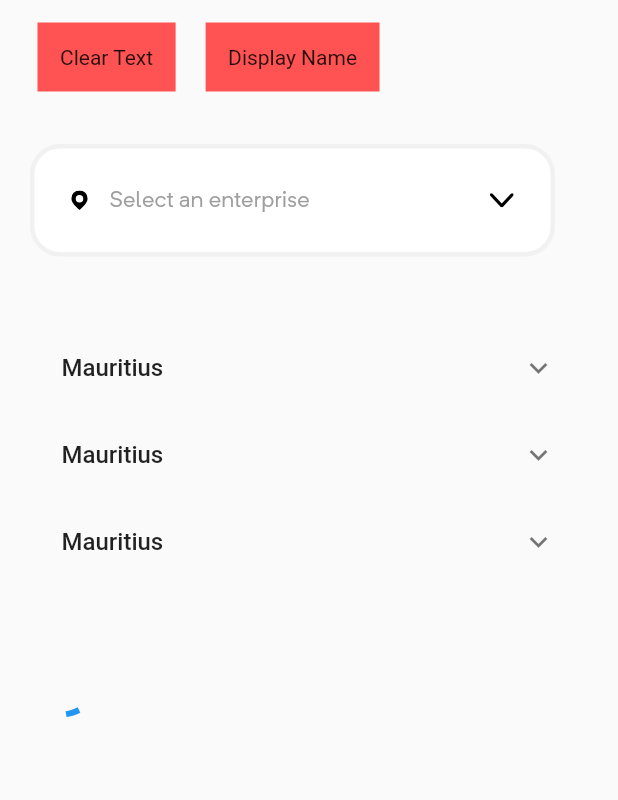
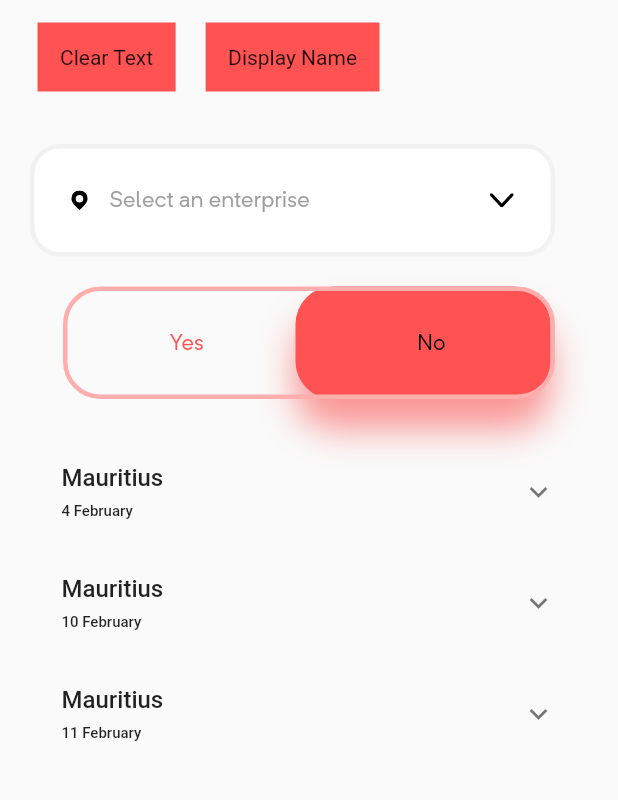
Before and after one commit to aishabeeharry/demo-flutter, a Flutter app: the screen it shows after launch, on a phone screen of 412 x 824 dp, the part 72-872 px from its top. Run offline on Flutter 3.47's test engine with Material 2 defaults, Android fonts, the phone set to English and light mode, and no system bars; our stand-ins replace flutter_svg, rxdart.

Commit message:
Custom Slider Widget

```diff
--- /dev/null
+++ b/lib/models/ehpgstatus.dart
@@ -0,0 +1,4 @@
+enum EhpgState {
+  NO,
+  YES
+}
--- a/lib/screens/home_screen.dart
+++ b/lib/screens/home_screen.dart
@@ -2,9 +2,11 @@ import 'dart:async';
 
 import 'package:flutter/material.dart';
 import 'package:state_management/bloc/trip_bloc.dart';
+import 'package:state_management/models/ehpgstatus.dart';
 import 'package:state_management/models/enterprise.dart';
 import 'package:state_management/models/trip.dart';
 import 'package:state_management/widgets/display_text_tile.dart';
+import 'package:state_management/widgets/slider.dart';
 
 import '../widgets/dropdown/dropdown.dart';
 import '../widgets/dropdown/dropdown_popup.dart';
@@ -20,6 +22,7 @@ class _HomeScreenState extends State<HomeScreen> {
   OverlayEntry? _overlayEntry;
   final GlobalKey _dropdownKey = GlobalKey();
   StreamSubscription? _subscription;
+  int _ehpg = EhpgState.NO.index;
 
   List<Enterprise> _enterpriseList = [
     new Enterprise(0, 'Actemium'),
@@ -39,11 +42,22 @@ class _HomeScreenState extends State<HomeScreen> {
   void initState() {
     super.initState();
     tripBloc.getTripList();
-    _subscription = tripBloc.tripListPublishSubject.stream.listen((event) {
-      if (event != null) {
-        _trips = event;
-      }
-    });
+    WidgetsBinding.instance!.addPostFrameCallback(_afterLayoutInit);
+//    _subscription = tripBloc.tripListPublishSubject.stream.listen((event) {
+//      if (event != null) {
+//        _trips = event;
+//      }
+//    });
+  }
+
+  void _afterLayoutInit(_) async {
+    if (mounted) {
+      _subscription = tripBloc.tripListPublishSubject.stream.listen((event) {
+        if (event != null) {
+          _trips = event;
+        }
+      });
+    }
   }
 
   @override
@@ -114,6 +128,14 @@ class _HomeScreenState extends State<HomeScreen> {
                 ),
               ),
 
+              Center(
+                child: CustomSlider(
+                    leftText: "Yes",
+                    rightText: "No",
+                    initialValue: _ehpg,
+                    onSliderClick: _handleSliderChange),
+              ),
+
               // ----------------- BLOC ------------------------------------------
 
               // ----------------- Using Stream Builder ------------------------------------------
@@ -132,12 +154,12 @@ class _HomeScreenState extends State<HomeScreen> {
               ),
 
               // ---------------- Using stream subscription ------------------------
-              Container(
-                padding: EdgeInsets.all(25.0),
-                child: (_trips != null && _trips!.length > 0)
-                    ? _buildList(_trips)
-                    : CircularProgressIndicator(),
-              ),
+//              Container(
+//                padding: EdgeInsets.all(25.0),
+//                child: (_trips != null && _trips!.length > 0)
+//                    ? _buildList(_trips)
+//                    : CircularProgressIndicator(),
+//              ),
             ],
           ),
         ),
@@ -212,6 +234,10 @@ class _HomeScreenState extends State<HomeScreen> {
               data[pos].name,
               style: TextStyle(fontSize: 16.0, fontWeight: FontWeight.w500),
             ),
+            subtitle: Text(
+              data[pos].date,
+              style: TextStyle(fontSize: 10.0, fontWeight: FontWeight.w500),
+            ),
             children: <Widget>[
               data[pos].expenses != null && data[pos].expenses!.length > 0
                   ? ListView.builder(
@@ -223,6 +249,10 @@ class _HomeScreenState extends State<HomeScreen> {
                             data[pos].expenses![index].merchantName ?? '',
                             style: TextStyle(fontWeight: FontWeight.w700),
                           ),
+                          subtitle: Text(
+                            data[pos].expenses![index].merchantAddress ?? '',
+                            style: TextStyle(fontWeight: FontWeight.w700),
+                          ),
                         );
                       })
                   : Container()
@@ -230,4 +260,10 @@ class _HomeScreenState extends State<HomeScreen> {
           );
         });
   }
+
+  void _handleSliderChange(int state) {
+    setState(() {
+      _ehpg = state;
+    });
+  }
 }
--- /dev/null
+++ b/lib/widgets/slider.dart
@@ -0,0 +1,142 @@
+import 'package:flutter/material.dart';
+import 'package:state_management/models/ehpgstatus.dart';
+
+class CustomSlider extends StatefulWidget {
+  final int? initialValue;
+  final String leftText;
+  final String rightText;
+  final Function(int) onSliderClick;
+
+  const CustomSlider(
+      {Key? key,
+      this.initialValue,
+      required this.leftText,
+      required this.rightText,
+      required this.onSliderClick})
+      : super(key: key);
+
+  @override
+  _CustomSliderState createState() => new _CustomSliderState();
+}
+
+class _CustomSliderState extends State<CustomSlider>
+    with AutomaticKeepAliveClientMixin {
+  int _state = EhpgState.YES.index;
+  double _heightRatio = 1.0;
+  double _widthRatio = 1.0;
+
+  @override
+  Widget build(BuildContext context) {
+    return GestureDetector(
+      child: Container(
+        width: 328.0 * _widthRatio,
+        height: 75.0 * _heightRatio,
+        foregroundDecoration: BoxDecoration(
+          borderRadius: BorderRadius.circular(25.0),
+          border: Border.all(
+              width: 3.0 * _widthRatio, color: const Color(0xffffaeae)),
+        ),
+        child: Stack(
+          children: <Widget>[
+            AnimatedPositioned(
+              duration: Duration(milliseconds: 200),
+              width: 170.0 * _widthRatio,
+              height: 75 * _heightRatio,
+              left: _state == EhpgState.YES.index ? 0 : 155 * _widthRatio,
+              top: 0,
+              child: Container(
+                decoration: BoxDecoration(
+                  borderRadius: BorderRadius.circular(25.0),
+                  color: Colors.redAccent,
+                  boxShadow: [
+                    BoxShadow(
+                      color: const Color(0x80fa3030),
+                      offset: Offset(0, 20),
+                      blurRadius: 20,
+                    ),
+                  ],
+                ),
+              ),
+            ),
+            Row(
+              mainAxisAlignment: MainAxisAlignment.spaceBetween,
+              children: <Widget>[
+                Container(
+                  width: 160.0 * _widthRatio,
+                  height: 75 * _heightRatio,
+                  padding: EdgeInsets.only(
+                      left: 15 * _widthRatio, right: 10 * _widthRatio),
+                  child: AnimatedDefaultTextStyle(
+                    duration: Duration(milliseconds: 200),
+                    style: _state == EhpgState.YES.index
+                        ? TextStyle(
+                            color: const Color(0xff000000),
+                          )
+                        : TextStyle(
+                            color: Colors.redAccent,
+                          ),
+                    child: Text(
+                      widget.leftText,
+                      style: TextStyle(
+                        fontFamily: 'Neutrif Pro',
+                        fontSize: 15 * _widthRatio,
+                      ),
+                      textAlign: TextAlign.left,
+                    ),
+                  ),
+                  alignment: Alignment.center,
+                ),
+                Container(
+                  width: 160 * _widthRatio,
+                  height: 75 * _heightRatio,
+                  padding: EdgeInsets.only(
+                      left: 10 * _widthRatio, right: 15 * _widthRatio),
+                  child: AnimatedDefaultTextStyle(
+                    duration: const Duration(milliseconds: 200),
+                    style: _state == EhpgState.NO.index
+                        ? TextStyle(
+                            color: const Color(0xff000000),
+                          )
+                        : TextStyle(
+                            color: Colors.redAccent,
+                          ),
+                    child: Text(
+                      widget.rightText,
+                      style: TextStyle(
+                        fontFamily: 'Neutrif Pro',
+                        fontSize: 15 * _widthRatio,
+                      ),
+                      textAlign: TextAlign.left,
+                    ),
+                  ),
+                  alignment: Alignment.center,
+                ),
+              ],
+            ),
+          ],
+        ),
+      ),
+      onTap: onTapSlider,
+    );
+  }
+
+  @override
+  void initState() {
+    super.initState();
+    _state = widget.initialValue ?? EhpgState.YES.index;
+  }
+
+  @override
+  bool get wantKeepAlive => true;
+
+  onTapSlider() {
+    setState(() {
+      if (_state == EhpgState.NO.index) {
+        _state = EhpgState.YES.index;
+      } else {
+        _state = EhpgState.NO.index;
+      }
+    });
+    widget.onSliderClick(_state);
+  }
+}
```
